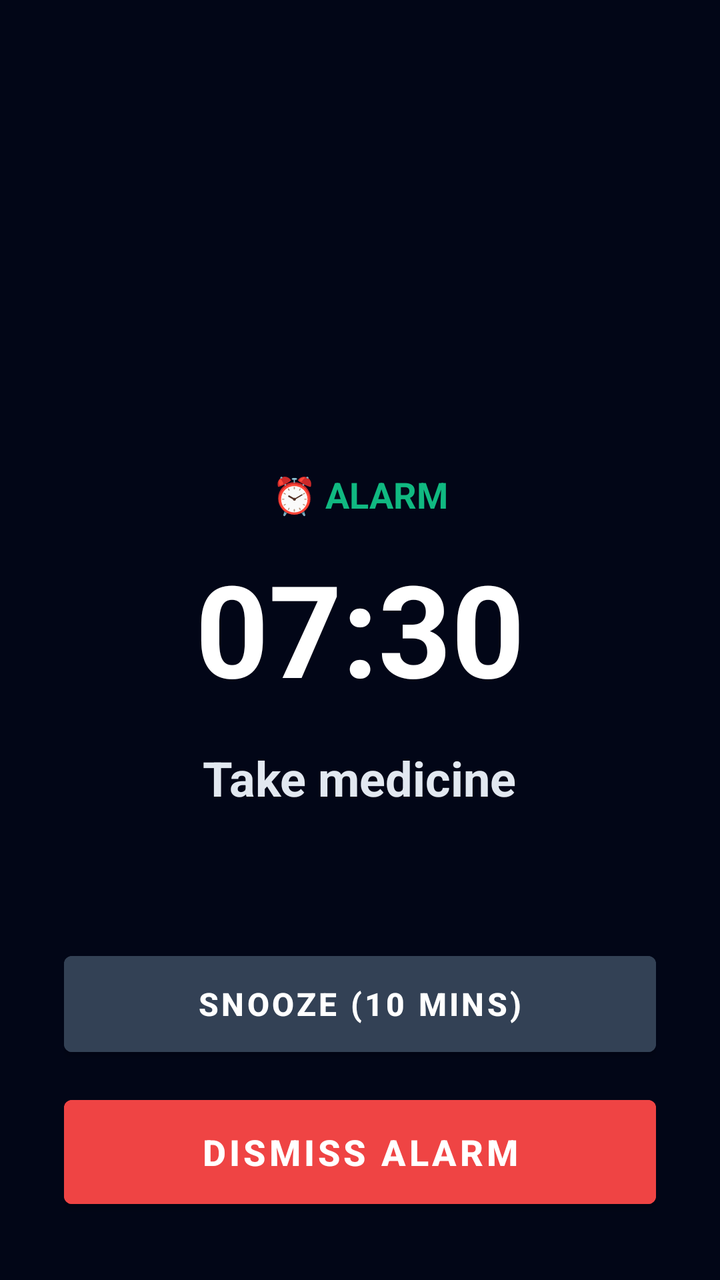
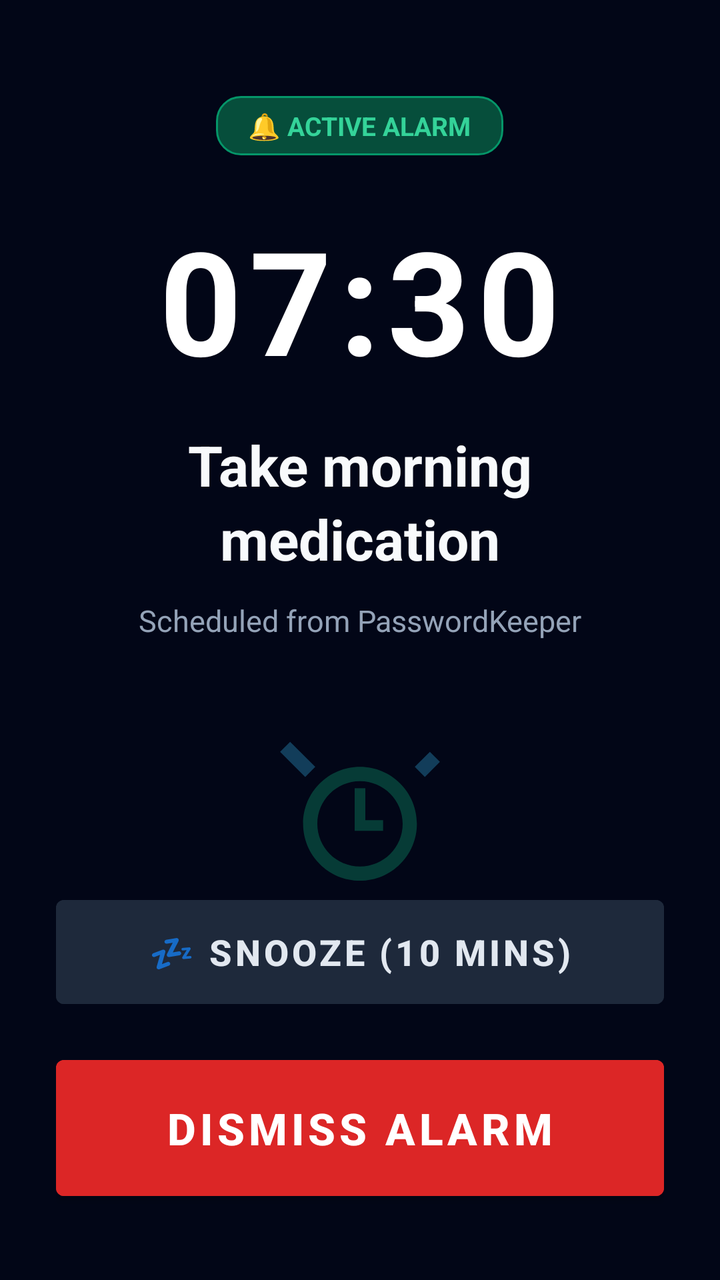

Compare the two renders of this Android layout. The source of the first and the diff that turns it into the second are given below.
<!-- AndroidManifest.xml: application theme Theme.PasswordKeeperAlarm -->
<!-- res/layout/activity_alarm.xml -->
<?xml version="1.0" encoding="utf-8"?>
<RelativeLayout xmlns:android="http://schemas.android.com/apk/res/android"
    android:layout_width="match_parent"
    android:layout_height="match_parent"
    android:background="#020617"
    android:padding="32dp">

    <LinearLayout
        android:layout_width="match_parent"
        android:layout_height="wrap_content"
        android:layout_centerInParent="true"
        android:gravity="center"
        android:orientation="vertical">

        <TextView
            android:layout_width="wrap_content"
            android:layout_height="wrap_content"
            android:text="⏰ ALARM"
            android:textColor="#10B981"
            android:textSize="18sp"
            android:textStyle="bold" />

        <TextView
            android:id="@+id/tvAlarmTime"
            android:layout_width="wrap_content"
            android:layout_height="wrap_content"
            android:layout_marginTop="12dp"
            android:text="07:30"
            android:textColor="#FFFFFF"
            android:textSize="64sp"
            android:textStyle="bold" />

        <TextView
            android:id="@+id/tvAlarmTitle"
            android:layout_width="wrap_content"
            android:layout_height="wrap_content"
            android:layout_marginTop="16dp"
            android:gravity="center"
            android:text="Take medicine"
            android:textColor="#E2E8F0"
            android:textSize="24sp"
            android:textStyle="bold" />

    </LinearLayout>

    <LinearLayout
        android:layout_width="match_parent"
        android:layout_height="wrap_content"
        android:layout_alignParentBottom="true"
        android:orientation="vertical">

        <Button
            android:id="@+id/btnSnooze"
            android:layout_width="match_parent"
            android:layout_height="60dp"
            android:backgroundTint="#334155"
            android:text="Snooze (10 mins)"
            android:textColor="#FFFFFF"
            android:textSize="16sp"
            android:textStyle="bold" />

        <Button
            android:id="@+id/btnDismiss"
            android:layout_width="match_parent"
            android:layout_height="64dp"
            android:layout_marginTop="12dp"
            android:backgroundTint="#EF4444"
            android:text="DISMISS ALARM"
            android:textColor="#FFFFFF"
            android:textSize="18sp"
            android:textStyle="bold" />

    </LinearLayout>

</RelativeLayout>
<!-- resources referenced by this layout -->
<resources>
  <style name="Theme.PasswordKeeperAlarm" parent="Theme.MaterialComponents.DayNight.NoActionBar">
          <item name="android:statusBarColor">#020617</item>
          <item name="android:navigationBarColor">#020617</item>
      </style>
</resources>

<!-- the commit's change to res/layout/activity_alarm.xml (unified diff, before → after) -->
@@ -3,71 +3,113 @@
     android:layout_width="match_parent"
     android:layout_height="match_parent"
     android:background="#020617"
-    android:padding="32dp">
+    android:paddingHorizontal="28dp"
+    android:paddingTop="48dp"
+    android:paddingBottom="36dp">
 
+    
     <LinearLayout
+        android:id="@+id/llTopContent"
         android:layout_width="match_parent"
         android:layout_height="wrap_content"
-        android:layout_centerInParent="true"
-        android:gravity="center"
+        android:layout_alignParentTop="true"
+        android:gravity="center_horizontal"
         android:orientation="vertical">
 
+        
         <TextView
             android:layout_width="wrap_content"
             android:layout_height="wrap_content"
-            android:text="⏰ ALARM"
-            android:textColor="#10B981"
-            android:textSize="18sp"
+            android:background="@drawable/bg_badge_active"
+            android:paddingHorizontal="16dp"
+            android:paddingVertical="6dp"
+            android:text="🔔 ACTIVE ALARM"
+            android:textColor="#34D399"
+            android:textSize="13sp"
             android:textStyle="bold" />
 
+        
         <TextView
             android:id="@+id/tvAlarmTime"
             android:layout_width="wrap_content"
             android:layout_height="wrap_content"
-            android:layout_marginTop="12dp"
+            android:layout_marginTop="24dp"
+            android:letterSpacing="0.05"
             android:text="07:30"
             android:textColor="#FFFFFF"
-            android:textSize="64sp"
+            android:textSize="72sp"
             android:textStyle="bold" />
 
+        
         <TextView
             android:id="@+id/tvAlarmTitle"
-            android:layout_width="wrap_content"
+            android:layout_width="match_parent"
             android:layout_height="wrap_content"
             android:layout_marginTop="16dp"
             android:gravity="center"
-            android:text="Take medicine"
-            android:textColor="#E2E8F0"
-            android:textSize="24sp"
+            android:lineSpacingExtra="4dp"
+            android:maxLines="3"
+            android:text="Take morning medication"
+            android:textColor="#F8FAFC"
+            android:textSize="28sp"
             android:textStyle="bold" />
+
+        
+        <TextView
+            android:id="@+id/tvAlarmNotes"
+            android:layout_width="match_parent"
+            android:layout_height="wrap_content"
+            android:layout_marginTop="12dp"
+            android:gravity="center"
+            android:lineSpacingExtra="3dp"
+            android:text="Scheduled from PasswordKeeper"
+            android:textColor="#94A3B8"
+            android:textSize="15sp" />
 
     </LinearLayout>
 
+    
+    <ImageView
+        android:layout_width="96dp"
+        android:layout_height="96dp"
+        android:layout_below="@id/llTopContent"
+        android:layout_centerHorizontal="true"
+        android:layout_marginTop="40dp"
+        android:alpha="0.3"
+        android:contentDescription="Alarm Icon"
+        android:src="@drawable/ic_launcher_alarm" />
+
+    
     <LinearLayout
         android:layout_width="match_parent"
         android:layout_height="wrap_content"
         android:layout_alignParentBottom="true"
         android:orientation="vertical">
 
+        
         <Button
             android:id="@+id/btnSnooze"
             android:layout_width="match_parent"
-            android:layout_height="60dp"
-            android:backgroundTint="#334155"
-            android:text="Snooze (10 mins)"
-            android:textColor="#FFFFFF"
-            android:textSize="16sp"
+            android:layout_height="64dp"
+            android:backgroundTint="#1E293B"
+            android:elevation="0dp"
+            android:stateListAnimator="@null"
+            android:text="💤 Snooze (10 mins)"
+            android:textColor="#E2E8F0"
+            android:textSize="18sp"
             android:textStyle="bold" />
 
+        
         <Button
             android:id="@+id/btnDismiss"
             android:layout_width="match_parent"
-            android:layout_height="64dp"
-            android:layout_marginTop="12dp"
-            android:backgroundTint="#EF4444"
+            android:layout_height="80dp"
+            android:layout_marginTop="16dp"
+            android:backgroundTint="#DC2626"
+            android:elevation="4dp"
             android:text="DISMISS ALARM"
             android:textColor="#FFFFFF"
-            android:textSize="18sp"
+            android:textSize="22sp"
             android:textStyle="bold" />
 
     </LinearLayout>
<!-- resource entries referenced after the edit -->
@@ -1,5 +1,40 @@
 <!-- resources referenced by this layout -->
 <resources>
+  <!-- drawable bg_badge_active (drawable) -->
+  <?xml version="1.0" encoding="utf-8"?>
+  <shape xmlns:android="http://schemas.android.com/apk/res/android"
+      android:shape="rectangle">
+      <solid android:color="#064E3B" />
+      <stroke
+          android:width="1dp"
+          android:color="#059669" />
+      <corners android:radius="12dp" />
+  </shape>
+  <!-- drawable ic_launcher_alarm (drawable) -->
+  <vector xmlns:android="http://schemas.android.com/apk/res/android"
+      android:width="108dp"
+      android:height="108dp"
+      android:viewportWidth="108"
+      android:viewportHeight="108">
+      <path
+          android:fillColor="#020617"
+          android:pathData="M0,0h108v108h-108z"/>
+      <path
+          android:fillColor="#10B981"
+          android:pathData="M54,26c-17.67,0 -32,14.33 -32,32s14.33,32 32,32 32,-14.33 32,-32 -14.33,-32 -32,-32zM54,82c-13.25,0 -24,-10.75 -24,-24s10.75,-24 24,-24 24,10.75 24,24 -10.75,24 -24,24z"/>
+      <path
+          android:fillColor="#10B981"
+          android:pathData="M51,38h6v22h-6z"/>
+      <path
+          android:fillColor="#10B981"
+          android:pathData="M51,56h16v6h-16z"/>
+      <path
+          android:fillColor="#38BDF8"
+          android:pathData="M23.18,31.66l5.66,-5.66l-14.14,-14.14l-5.66,5.66z"/>
+      <path
+          android:fillColor="#38BDF8"
+          android:pathData="M84.82,26l5.66,5.66l8.48,-8.48l-5.66,-5.66z"/>
+  </vector>
   <style name="Theme.PasswordKeeperAlarm" parent="Theme.MaterialComponents.DayNight.NoActionBar">
           <item name="android:statusBarColor">#020617</item>
           <item name="android:navigationBarColor">#020617</item>
